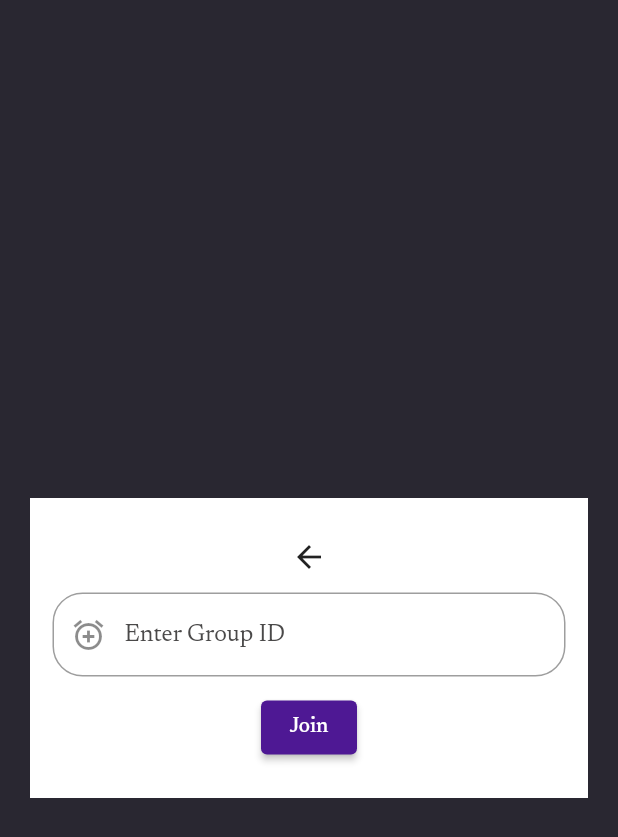
After one commit to jsonOdison/Chapter-Chatters, a Flutter app: the screen it shows after launch, item 3 of the bottom bar chosen, after a tap on "Join", on a phone screen of 412 x 824 dp. The commit adds this screen. Shown: the top 837 px of the screen. Run offline on Flutter 3.47's test engine with Material 2 defaults, Android fonts, the phone set to English and light mode, and no system bars; our stand-ins replace cloud_firestore, firebase_auth, firebase_core, flutter_svg, google_fonts, google_nav_bar and 1 more; accounts and stored records are empty.

Commit message:
groups and join group works now

```diff
--- a/app/book_app/lib/models/user.dart
+++ b/app/book_app/lib/models/user.dart
@@ -2,16 +2,16 @@
 import 'package:cloud_firestore/cloud_firestore.dart';
 
 class UserModel {
-  String? uid;
-  String? email;
-  String? fullname;
-  Timestamp? accountCreated;
-  List<String>? groupId;
+  late String uid;
+  late String email;
+  late String fullname;
+  late Timestamp? accountCreated;
+  late List<String>? groupId;
 
   UserModel({
-    this.uid,
-    this.email,
-    this.fullname,
+    required this.uid,
+    required this.email,
+    required this.fullname,
     this.accountCreated,
     this.groupId,
   });
--- a/app/book_app/lib/screens/entry.dart
+++ b/app/book_app/lib/screens/entry.dart
@@ -1,10 +1,10 @@
+import 'package:book_app/screens/group/noGroup/no_group.dart';
 import 'package:flutter/foundation.dart';
 import 'package:flutter/material.dart';
 import 'package:google_fonts/google_fonts.dart';
 import 'package:google_nav_bar/google_nav_bar.dart';
 
 import 'Profile/profile.dart';
-import 'group/group.dart';
 import 'home/home.dart';
 import 'library.dart/library.dart';
 
@@ -21,7 +21,7 @@ class _EntryState extends State<Entry> {
   final List<Widget> _screens = [
     const HomeScreen(),
     const Library(),
-    const InGroup(),
+    const NoGroup(),
     const Profile(),
   ];
 
--- /dev/null
+++ b/app/book_app/lib/screens/group/join_group/join_group.dart
@@ -0,0 +1,78 @@
+import 'package:flutter/material.dart';
+import 'package:provider/provider.dart';
+
+import '../../../services/database.dart';
+import '../../../states/current_user.dart';
+import '../../root/root.dart';
+
+class JoinGroup extends StatefulWidget {
+  const JoinGroup({super.key});
+
+  @override
+  State<JoinGroup> createState() => _JoinGroupState();
+}
+
+class _JoinGroupState extends State<JoinGroup> {
+  void _joinGroup(BuildContext context, String groupId) async {
+    CurrentUser currentUser = Provider.of<CurrentUser>(context, listen: false);
+    String returnString =
+        await Database().createGroup(groupId, currentUser.getUid!.uid);
+    if (returnString == 'success') {
+      // ignore: use_build_context_synchronously
+      Navigator.pushAndRemoveUntil(
+          context,
+          MaterialPageRoute(
+            builder: (context) => const MyRoot(),
+          ),
+          (route) => false);
+    }
+  }
+
+  final TextEditingController _groupIDController = TextEditingController();
+
+  @override
+  Widget build(BuildContext context) {
+    return Scaffold(
+      body: Column(
+        mainAxisAlignment: MainAxisAlignment.center,
+        children: [
+          const Padding(
+            padding: EdgeInsets.all(20),
+          ),
+          Padding(
+            padding: const EdgeInsets.all(20),
+            child: Container(
+              padding: const EdgeInsets.all(15),
+              height: 200,
+              color: Colors.white,
+              child: Column(
+                children: [
+                  const BackButton(),
+                  TextFormField(
+                    controller: _groupIDController,
+                    decoration: const InputDecoration(
+                        prefixIcon: Icon(Icons.add_alarm_outlined),
+                        hintText: 'Enter Group ID'),
+                  ),
+                  const SizedBox(
+                    height: 10,
+                  ),
+                  ElevatedButton(
+                    style: const ButtonStyle(
+                      backgroundColor: MaterialStatePropertyAll(
+                        Color.fromARGB(255, 78, 24, 148),
+                      ),
+                    ),
+                    onPressed: () =>
+                        _joinGroup(context, _groupIDController.text),
+                    child: const Text("Join"),
+                  ),
+                ],
+              ),
+            ),
+          ),
+        ],
+      ),
+    );
+  }
+}
--- a/app/book_app/lib/screens/noGroup/no_group.dart
+++ b/app/book_app/lib/screens/group/noGroup/no_group.dart
@@ -1,12 +1,23 @@
+import 'package:book_app/screens/group/create_group/create_group.dart';
+import 'package:book_app/screens/group/join_group/join_group.dart';
 import 'package:flutter/material.dart';
 import 'package:google_fonts/google_fonts.dart';
 
 class NoGroup extends StatelessWidget {
   const NoGroup({super.key});
-  // void _gotoJoin() {}
-  // void _gotoCreate() {}
+
   @override
   Widget build(BuildContext context) {
+    void gotoJoin(BuildContext context) {
+      Navigator.push(
+          context, MaterialPageRoute(builder: (context) => const JoinGroup()));
+    }
+
+    void gotoCreate(BuildContext context) {
+      Navigator.push(context,
+          MaterialPageRoute(builder: (context) => const CreateGroup()));
+    }
+
     return Scaffold(
       appBar: AppBar(
         elevation: 0,
@@ -47,14 +58,14 @@ class NoGroup extends StatelessWidget {
                 child: Card(
                   child: Row(
                     mainAxisAlignment: MainAxisAlignment.spaceEvenly,
-                    children: const [
+                    children: [
                       ElevatedButton(
-                        onPressed: null,
-                        child: Text("Join"),
+                        onPressed: () => gotoJoin(context),
+                        child: const Text("Join"),
                       ),
                       ElevatedButton(
-                        onPressed: null,
-                        child: Text("Create"),
+                        onPressed: () => gotoCreate(context),
+                        child: const Text("Create"),
                       ),
                     ],
                   ),
--- a/app/book_app/lib/screens/root/root.dart
+++ b/app/book_app/lib/screens/root/root.dart
@@ -1,7 +1,7 @@
 import 'package:book_app/screens/entry.dart';
 import 'package:book_app/screens/home/home.dart';
 import 'package:book_app/screens/login/login.dart';
-import 'package:book_app/screens/noGroup/no_group.dart';
+import 'package:book_app/screens/group/noGroup/no_group.dart';
 import 'package:book_app/states/current_user.dart';
 import 'package:flutter/material.dart';
 import 'package:provider/provider.dart';
```
Also changed, not shown: app/book_app/lib/models/usergroup.dart (+11 -2 lines), app/book_app/lib/screens/group/create_group/create_group.dart (added, +77 -0 lines), app/book_app/lib/screens/group/in_group/in_group.dart (renamed from app/book_app/lib/screens/group/group.dart, +2 -17 lines), app/book_app/lib/services/database.dart (+50 -2 lines), app/book_app/lib/states/current_user.dart (+6 -6 lines).
